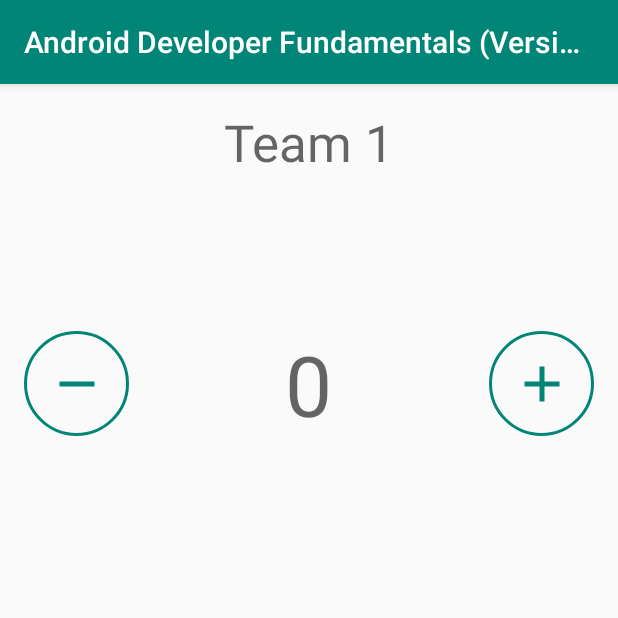
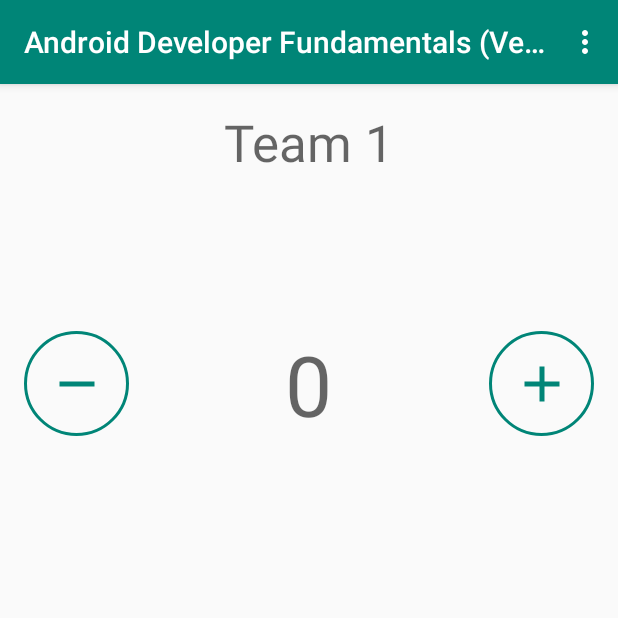
Before and after one commit to link2cory/AndroidDeveloperFundamentalsVersion2, an Android app: the screen it shows after launch (MainActivity), on a phone screen of 412 x 824 dp, the top half of it. Run offline under Robolectric (Android 15) with nearby library versions, the phone set to English and light mode, and no system bars.

Commit message:
added day/night mode and added persistence to the score values

```diff
--- a/app/src/main/java/com/coryperkins/androiddeveloperfundamentalsversion2/MainActivity.java
+++ b/app/src/main/java/com/coryperkins/androiddeveloperfundamentalsversion2/MainActivity.java
@@ -2,6 +2,9 @@ package com.coryperkins.androiddeveloperfundamentalsversion2;
 
 import android.support.v7.app.AppCompatActivity;
 import android.os.Bundle;
+import android.support.v7.app.AppCompatDelegate;
+import android.view.Menu;
+import android.view.MenuItem;
 import android.view.View;
 import android.widget.TextView;
 
@@ -14,6 +17,9 @@ public class MainActivity extends AppCompatActivity {
     private TextView mScoreText1;
     private TextView mScoreText2;
 
+    static final String STATE_SCORE_1 = "Team 1 Score";
+    static final String STATE_SCORE_2 = "Team 2 Score";
+
     @Override
     protected void onCreate(Bundle savedInstanceState) {
         super.onCreate(savedInstanceState);
@@ -23,8 +29,52 @@ public class MainActivity extends AppCompatActivity {
         mScoreText1 = (TextView) findViewById(R.id.score_1);
         mScoreText2 = (TextView) findViewById(R.id.score_2);
 
+        // restore the score values if necessary
+        if (savedInstanceState != null) {
+            mScore1 = savedInstanceState.getInt(STATE_SCORE_1);
+            mScore2 = savedInstanceState.getInt(STATE_SCORE_2);
 
-        mScore1 = 0;
+            // update the display
+            mScoreText1.setText(String.valueOf(mScore1));
+            mScoreText2.setText(String.valueOf(mScore2));
+        }
+    }
+
+    @Override
+    protected void onSaveInstanceState(Bundle outState) {
+        outState.putInt(STATE_SCORE_1, mScore1);
+        outState.putInt(STATE_SCORE_2, mScore2);
+        super.onSaveInstanceState(outState);
+    }
+
+    @Override
+    public boolean onCreateOptionsMenu(Menu menu) {
+        getMenuInflater().inflate(R.menu.main_menu, menu);
+
+        int nightMode = AppCompatDelegate.getDefaultNightMode();
+        if (nightMode == AppCompatDelegate.MODE_NIGHT_YES) {
+            menu.findItem(R.id.night_mode).setTitle(R.string.day_mode);
+        } else {
+            menu.findItem(R.id.night_mode).setTitle(R.string.night_mode);
+        }
+        return true;
+    }
+
+    @Override
+    public boolean onOptionsItemSelected(MenuItem item) {
+        // check which item was selected
+        if (item.getItemId() == R.id.night_mode) {
+            // get the night mode state
+            int nightMode = AppCompatDelegate.getDefaultNightMode();
+            // set the theme mode for the restarted activity
+            if (nightMode == AppCompatDelegate.MODE_NIGHT_YES) {
+                AppCompatDelegate.setDefaultNightMode(AppCompatDelegate.MODE_NIGHT_NO);
+            } else {
+                AppCompatDelegate.setDefaultNightMode(AppCompatDelegate.MODE_NIGHT_YES);
+            }
+            recreate();
+        }
+        return true;
     }
 
     public void decreaseScore(View view) {
--- /dev/null
+++ b/app/src/main/res/menu/main_menu.xml
@@ -0,0 +1,6 @@
+<?xml version="1.0" encoding="utf-8"?>
+<menu xmlns:android="http://schemas.android.com/apk/res/android">
+    <item
+        android:id="@+id/night_mode"
+        android:title="@string/night_mode" />
+</menu>
--- a/app/src/main/res/values/strings.xml
+++ b/app/src/main/res/values/strings.xml
@@ -5,4 +5,6 @@
     <string name="default_score">0</string>
     <string name="team_2_title">Team 2</string>
     <string name="team_1_title">Team 1</string>
+    <string name="night_mode">Night Mode</string>
+    <string name="day_mode">Day Mode</string>
 </resources>
--- a/app/src/main/res/values/styles.xml
+++ b/app/src/main/res/values/styles.xml
@@ -1,7 +1,7 @@
 <resources>
 
     <!-- Base application theme. -->
-    <style name="AppTheme" parent="Theme.AppCompat.Light.DarkActionBar">
+    <style name="AppTheme" parent="Theme.AppCompat.DayNight.DarkActionBar">
         <!-- Customize your theme here. -->
         <item name="colorPrimary">@color/colorPrimary</item>
         <item name="colorPrimaryDark">@color/colorPrimaryDark</item>
```
